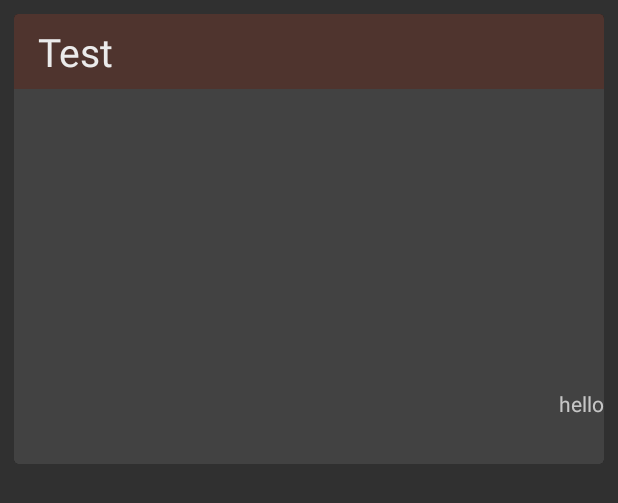
After one commit to Mor4eza/Shahr, an Android app: the layout card_view.xml on its own in the app's theme, with its tools: preview values and no code run, on a phone screen of 412 x 824 dp. The commit adds this screen. Shown: the top 503 px of the screen. Run offline under Robolectric (Android 15) with nearby library versions, the phone set to English and light mode, and no system bars.

Commit message:
Main_activity changed...

```diff
--- a/app/build.gradle
+++ b/app/build.gradle
@@ -28,13 +28,16 @@ dependencies {
     compile files('libs/osmbonuspack_v5.0.jar')
     compile 'com.github.shell-software:fab:1.1.1'
     compile 'com.android.support:appcompat-v7:22.1.1'
+
     compile 'com.android.support:cardview-v7:22.1.1'
+    compile 'com.android.support:recyclerview-v7:21.0.3'
+
     compile 'com.github.chenupt.android:dragtoplayout:1.2.1@aar'
     compile 'com.android.support:support-v4:22.1.1'
     compile 'com.squareup.picasso:picasso:2.3.2'
     compile 'com.nineoldandroids:library:2.4.0'
     compile 'com.daimajia.slider:library:1.0.7@aar'
-    //compile 'com.google.android.gms:play-services:7.3.0'
+
     compile 'org.osmdroid:osmdroid-android:4.2'
     compile 'org.slf4j:slf4j-simple:1.6.1'
 }
--- /dev/null
+++ b/app/src/main/res/layout/card_view.xml
@@ -0,0 +1,57 @@
+<?xml version="1.0" encoding="utf-8"?>
+<LinearLayout xmlns:android="http://schemas.android.com/apk/res/android"
+    xmlns:card_view="http://schemas.android.com/apk/res-auto"
+    android:layout_width="match_parent"
+    android:layout_height="match_parent"
+    android:orientation="vertical">
+
+    <android.support.v7.widget.CardView
+        android:layout_width="fill_parent"
+        android:layout_height="wrap_content"
+        card_view:cardCornerRadius="3dp"
+        android:layout_marginTop="9dp"
+        android:layout_marginLeft="9dp"
+        android:layout_marginRight="9dp"
+        card_view:cardElevation="0.01dp"
+        android:layout_marginBottom="0dp">
+        <RelativeLayout
+            android:id="@+id/top_layout"
+            android:layout_width="fill_parent"
+            android:layout_height="300dp">
+
+            <ImageView
+                android:id="@+id/img_thumbnail"
+                android:layout_width="fill_parent"
+                android:layout_height="250dp"
+                android:scaleType="fitXY"
+                android:layout_marginBottom="50dp"/>
+            <TextView
+
+                android:id="@+id/tv_nature"
+                android:layout_width="fill_parent"
+                android:layout_height="50dp"
+                android:paddingLeft="@dimen/activity_horizontal_margin"
+                android:paddingRight="@dimen/activity_horizontal_margin"
+                android:layout_gravity="top"
+                android:gravity="center_vertical"
+                android:background="#5c6f1c0b"
+                android:alpha="0.9"
+                android:textColor="#fff"
+                android:textSize="26sp"
+                android:text="Test"
+                android:layout_alignTop="@+id/img_thumbnail"
+                android:layout_alignParentLeft="true"
+                android:layout_alignParentStart="true" />
+
+         <TextView
+             android:gravity="right"
+             android:id="@+id/tv_des_nature"
+             android:layout_width="fill_parent"
+             android:layout_height="50dp"
+             android:text="hello"
+             android:layout_alignParentBottom="true"
+             />
+
+        </RelativeLayout>
+    </android.support.v7.widget.CardView>
+</LinearLayout>
```
Also changed, not shown: app/src/main/java/com/ariana/shahre_ma/Cards/CardAdapter.java (added, +83 -0 lines), app/src/main/java/com/ariana/shahre_ma/Cards/Jobs_item.java (added, +35 -0 lines), app/src/main/java/com/ariana/shahre_ma/Frag_main_1.java (+18 -0 lines), app/src/main/java/com/ariana/shahre_ma/Jobs.java (+11 -12 lines), app/src/main/java/com/ariana/shahre_ma/MainActivity.java (+24 -5 lines), app/src/main/res/layout/frag_main_1.xml (+19 -9 lines), 1 other file.
